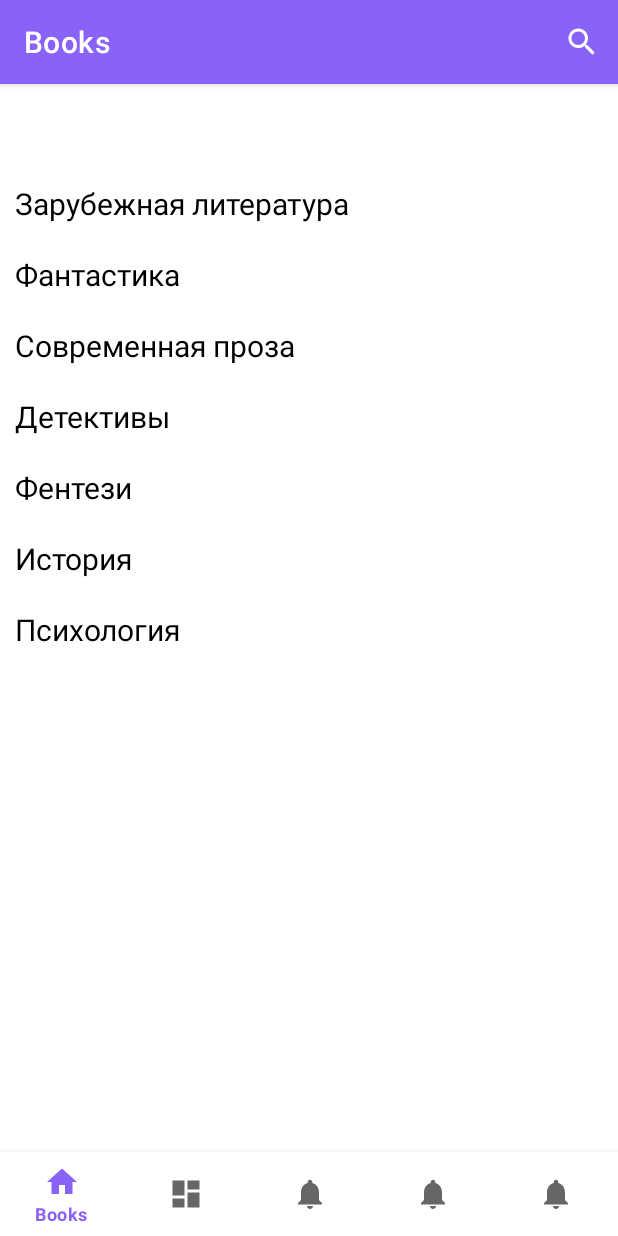
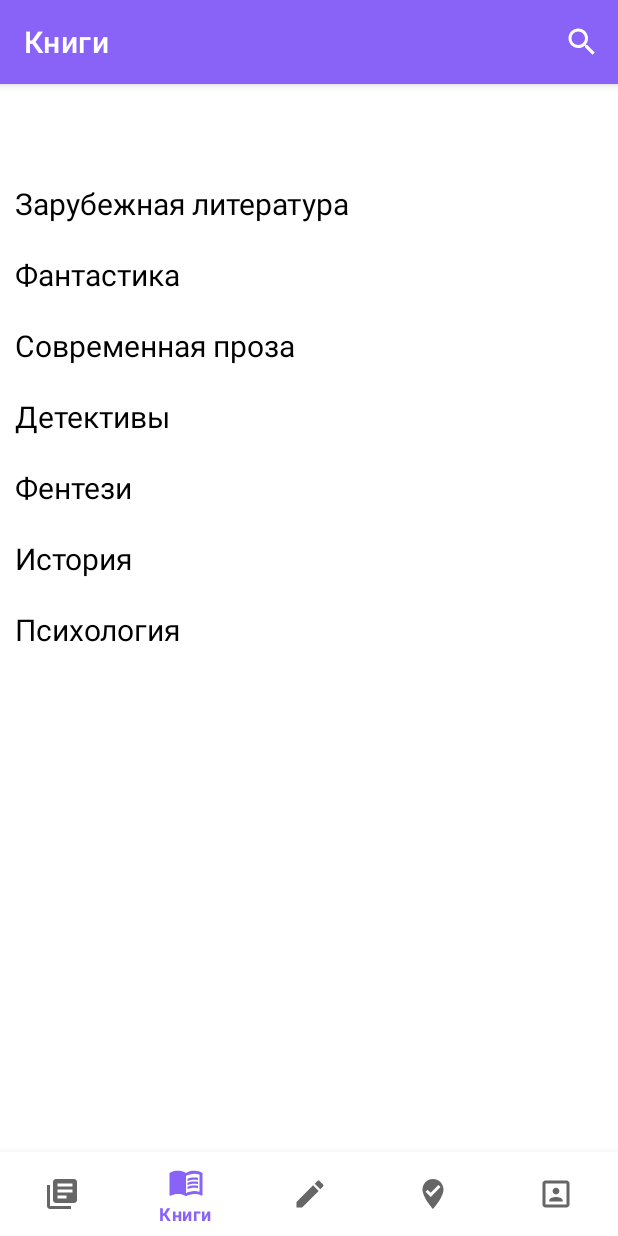
Before and after one commit to Zellka/NorthBook, an Android app: the MenuActivity screen opened directly, with no data from a screen before it, on a phone screen of 412 x 824 dp. Run offline under Robolectric (Android 15) with nearby library versions, the phone set to English and light mode, and no system bars; our stand-ins replace navigation-ui.

Commit message:
add ui fix

```diff
--- /dev/null
+++ b/app/src/main/res/drawable/ic_book.xml
@@ -0,0 +1,8 @@
+<vector android:height="24dp" android:tint="#8962F8"
+    android:viewportHeight="24" android:viewportWidth="24"
+    android:width="24dp" xmlns:android="http://schemas.android.com/apk/res/android">
+    <path android:fillColor="@android:color/white" android:pathData="M21,5c-1.11,-0.35 -2.33,-0.5 -3.5,-0.5c-1.95,0 -4.05,0.4 -5.5,1.5c-1.45,-1.1 -3.55,-1.5 -5.5,-1.5S2.45,4.9 1,6v14.65c0,0.25 0.25,0.5 0.5,0.5c0.1,0 0.15,-0.05 0.25,-0.05C3.1,20.45 5.05,20 6.5,20c1.95,0 4.05,0.4 5.5,1.5c1.35,-0.85 3.8,-1.5 5.5,-1.5c1.65,0 3.35,0.3 4.75,1.05c0.1,0.05 0.15,0.05 0.25,0.05c0.25,0 0.5,-0.25 0.5,-0.5V6C22.4,5.55 21.75,5.25 21,5zM21,18.5c-1.1,-0.35 -2.3,-0.5 -3.5,-0.5c-1.7,0 -4.15,0.65 -5.5,1.5V8c1.35,-0.85 3.8,-1.5 5.5,-1.5c1.2,0 2.4,0.15 3.5,0.5V18.5z"/>
+    <path android:fillColor="@android:color/white" android:pathData="M17.5,10.5c0.88,0 1.73,0.09 2.5,0.26V9.24C19.21,9.09 18.36,9 17.5,9c-1.7,0 -3.24,0.29 -4.5,0.83v1.66C14.13,10.85 15.7,10.5 17.5,10.5z"/>
+    <path android:fillColor="@android:color/white" android:pathData="M13,12.49v1.66c1.13,-0.64 2.7,-0.99 4.5,-0.99c0.88,0 1.73,0.09 2.5,0.26V11.9c-0.79,-0.15 -1.64,-0.24 -2.5,-0.24C15.8,11.66 14.26,11.96 13,12.49z"/>
+    <path android:fillColor="@android:color/white" android:pathData="M17.5,14.33c-1.7,0 -3.24,0.29 -4.5,0.83v1.66c1.13,-0.64 2.7,-0.99 4.5,-0.99c0.88,0 1.73,0.09 2.5,0.26v-1.52C19.21,14.41 18.36,14.33 17.5,14.33z"/>
+</vector>
--- /dev/null
+++ b/app/src/main/res/drawable/ic_create.xml
@@ -0,0 +1,5 @@
+<vector android:height="24dp" android:tint="#8962F8"
+    android:viewportHeight="24" android:viewportWidth="24"
+    android:width="24dp" xmlns:android="http://schemas.android.com/apk/res/android">
+    <path android:fillColor="@android:color/white" android:pathData="M3,17.25V21h3.75L17.81,9.94l-3.75,-3.75L3,17.25zM20.71,7.04c0.39,-0.39 0.39,-1.02 0,-1.41l-2.34,-2.34c-0.39,-0.39 -1.02,-0.39 -1.41,0l-1.83,1.83 3.75,3.75 1.83,-1.83z"/>
+</vector>
--- /dev/null
+++ b/app/src/main/res/drawable/ic_news.xml
@@ -0,0 +1,5 @@
+<vector android:height="24dp" android:tint="#8962F8"
+    android:viewportHeight="24" android:viewportWidth="24"
+    android:width="24dp" xmlns:android="http://schemas.android.com/apk/res/android">
+    <path android:fillColor="@android:color/white" android:pathData="M4,6L2,6v14c0,1.1 0.9,2 2,2h14v-2L4,20L4,6zM20,2L8,2c-1.1,0 -2,0.9 -2,2v12c0,1.1 0.9,2 2,2h12c1.1,0 2,-0.9 2,-2L22,4c0,-1.1 -0.9,-2 -2,-2zM19,11L9,11L9,9h10v2zM15,15L9,15v-2h6v2zM19,7L9,7L9,5h10v2z"/>
+</vector>
--- /dev/null
+++ b/app/src/main/res/drawable/ic_plan.xml
@@ -0,0 +1,5 @@
+<vector android:height="24dp" android:tint="#8962F8"
+    android:viewportHeight="24" android:viewportWidth="24"
+    android:width="24dp" xmlns:android="http://schemas.android.com/apk/res/android">
+    <path android:fillColor="@android:color/white" android:pathData="M12,2c3.86,0 7,3.14 7,7 0,5.25 -7,13 -7,13S5,14.25 5,9c0,-3.86 3.14,-7 7,-7zM10.47,14L17,7.41 15.6,6l-5.13,5.18L8.4,9.09 7,10.5l3.47,3.5z"/>
+</vector>
--- /dev/null
+++ b/app/src/main/res/drawable/ic_profil.xml
@@ -0,0 +1,5 @@
+<vector android:height="24dp" android:tint="#8962F8"
+    android:viewportHeight="24" android:viewportWidth="24"
+    android:width="24dp" xmlns:android="http://schemas.android.com/apk/res/android">
+    <path android:fillColor="@android:color/white" android:pathData="M12,12.25c1.24,0 2.25,-1.01 2.25,-2.25S13.24,7.75 12,7.75 9.75,8.76 9.75,10s1.01,2.25 2.25,2.25zM16.5,16.25c0,-1.5 -3,-2.25 -4.5,-2.25s-4.5,0.75 -4.5,2.25L7.5,17h9v-0.75zM19,3L5,3c-1.1,0 -2,0.9 -2,2v14c0,1.1 0.9,2 2,2h14c1.1,0 2,-0.9 2,-2L21,5c0,-1.1 -0.9,-2 -2,-2zM19,19L5,19L5,5h14v14z"/>
+</vector>
--- a/app/src/main/res/menu/bottom_nav_menu.xml
+++ b/app/src/main/res/menu/bottom_nav_menu.xml
@@ -1,29 +1,27 @@
 <?xml version="1.0" encoding="utf-8"?>
 <menu xmlns:android="http://schemas.android.com/apk/res/android">
+    <item
+        android:id="@+id/navigation_news"
+        android:icon="@drawable/ic_news"
+        android:title="@string/title_news" />
 
     <item
         android:id="@+id/navigation_books"
-        android:icon="@drawable/ic_home_black_24dp"
+        android:icon="@drawable/ic_book"
         android:title="@string/title_books" />
 
     <item
+        android:id="@+id/navigation_creation"
+        android:icon="@drawable/ic_create"
+        android:title="@string/title_creation" />
+    <item
         android:id="@+id/navigation_plans"
-        android:icon="@drawable/ic_dashboard_black_24dp"
+        android:icon="@drawable/ic_plan"
         android:title="@string/title_plans" />
 
     <item
-        android:id="@+id/navigation_creation"
-        android:icon="@drawable/ic_notifications_black_24dp"
-        android:title="@string/title_creation" />
-
-    <item
-        android:id="@+id/navigation_news"
-        android:icon="@drawable/ic_notifications_black_24dp"
-        android:title="@string/title_news" />
-
-    <item
         android:id="@+id/navigation_profile"
-        android:icon="@drawable/ic_notifications_black_24dp"
+        android:icon="@drawable/ic_profil"
         android:title="@string/title_profile" />
 
 </menu>
--- a/app/src/main/res/values/strings.xml
+++ b/app/src/main/res/values/strings.xml
@@ -1,11 +1,11 @@
 <resources>
     <string name="app_name">NorthBook</string>
     <string name="title_activity_menu">MenuActivity</string>
-    <string name="title_books">Books</string>
-    <string name="title_plans">Plans</string>
-    <string name="title_creation">Creation</string>
-    <string name="title_news">News</string>
-    <string name="title_profile">Profile</string>
+    <string name="title_books">Книги</string>
+    <string name="title_plans">Цели</string>
+    <string name="title_creation">Творчество</string>
+    <string name="title_news">Новости</string>
+    <string name="title_profile">Профиль</string>
     <string name="title_search">Поиск</string>
     <string name="hint_search">Введите что-нибудь</string>
 
```
